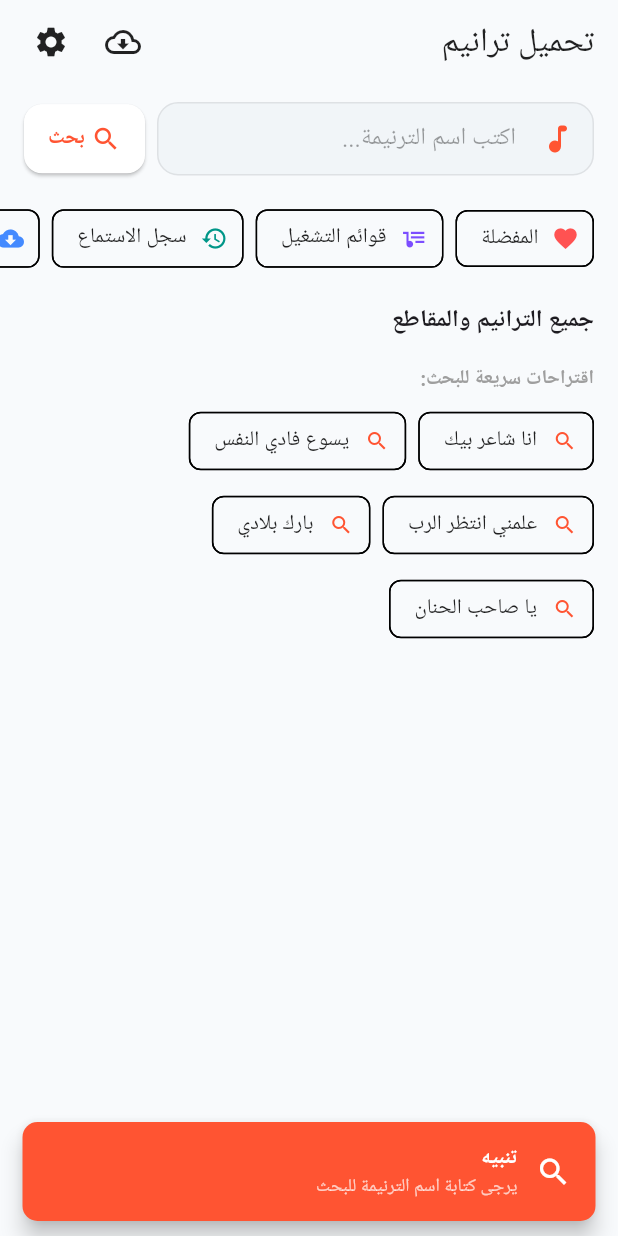
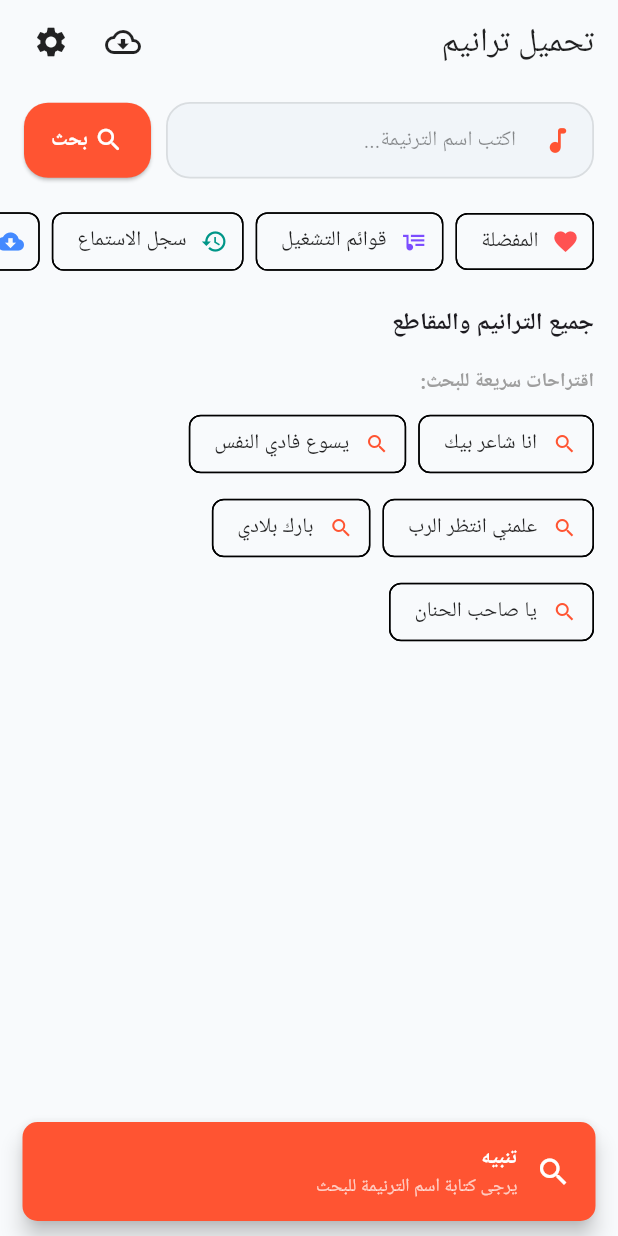
Before and after one commit to andronasef/tarneemna-app, a Flutter app: the screen it shows after launch, after a tap on "بحث", on a phone screen of 412 x 824 dp. Run offline on Flutter 3.47's test engine with Material 3 defaults, Android fonts, the phone set to English and light mode, and no system bars; drawn by our look-alikes of flutter_fadein; our stand-ins replace audio_service, firebase_analytics, firebase_core, flutter_markdown, flutter_native_splash, flutter_riverpod and 8 more; missing offline and left inert: audio_session, flutter_downloader, youtube_explode_dart, youtube_explode_webview; accounts and stored records are empty; network calls fail; Roboto replaces fonts that are missing (Cairo); statements that could not run were skipped; project files that could hold a hidden picture were left out.

Commit message:
feat(search): theme-aware search field and live recent searches
- Search field and button follow the active theme (fill, borders, accent).
- Recent searches refresh immediately after a search or "clear".
- Result subtitle no longer shows a dangling separator when the author or
  duration is empty.
- Remove the Riverpod search history provider and the unused Arabic
  normalization helpers (and their tests); main() inits the history service
  directly and starts the YouTube resolver through YouTubeAudioResolver.

Co-Authored-By: Claude Sonnet 5.5 <noreply@anthropic.com>

```diff
--- a/lib/main.dart
+++ b/lib/main.dart
@@ -17,13 +17,12 @@ import 'features/downloads/presentation/providers/download_providers.dart';
 import 'features/hymns/data/sources/local_hymn_cache.dart';
 import 'features/library/data/sources/personal_library_service.dart';
 import 'features/library/presentation/providers/library_providers.dart';
-import 'features/search/data/sources/search_history_service.dart';
-import 'features/search/presentation/providers/search_providers.dart';
 import 'features/settings/data/sources/settings_service.dart';
 import 'features/settings/presentation/providers/settings_providers.dart';
 import 'firebase_options.dart';
+import 'features/search/data/sources/search_history_service.dart';
+import 'features/youtube/data/sources/youtube_audio_resolver.dart';
 import 'player.dart';
-import 'tarnemma.dart';
 
 Future<void> main(List<String> args) async {
   WidgetsBinding widgetsBinding = WidgetsFlutterBinding.ensureInitialized();
@@ -42,8 +41,7 @@ Future<void> main(List<String> args) async {
   final personalLibraryService = PersonalLibraryService();
   await personalLibraryService.init();
 
-  final searchHistoryService = SearchHistoryService();
-  await searchHistoryService.init();
+  await SearchHistoryService().init();
 
   final settingsService = SettingsService();
   await settingsService.init();
@@ -70,7 +68,7 @@ Future<void> main(List<String> args) async {
   await FlutterDownloader.initialize(debug: kDebugMode);
 
   // YouTube JS solver boots a WebView; don't block first frame on it.
-  unawaited(initYoutubeExplode());
+  unawaited(YouTubeAudioResolver.init());
 
   runApp(
     ProviderScope(
@@ -78,7 +76,6 @@ Future<void> main(List<String> args) async {
         localHymnCacheProvider.overrideWithValue(localHymnCache),
         offlineStorageServiceProvider.overrideWithValue(offlineStorageService),
         personalLibraryServiceProvider.overrideWithValue(personalLibraryService),
-        searchHistoryServiceProvider.overrideWithValue(searchHistoryService),
         settingsServiceProvider.overrideWithValue(settingsService),
         audioHandlerProvider.overrideWithValue(audioHandler),
       ],
--- a/lib/screens/home/home_controller.dart
+++ b/lib/screens/home/home_controller.dart
@@ -12,6 +12,7 @@ import '../../tarnemma.dart';
 import '../../widgets/snackbar.dart';
 
 class HomeController extends GetxController {
+  final RxInt recentSearchTick = 0.obs;
   final RxList<Tarnemma> traneem = <Tarnemma>[].obs;
   late final TextEditingController songText;
   final RxString songTextObs = "".obs;
@@ -45,6 +46,11 @@ class HomeController extends GetxController {
     if (queryText.length >= 2) {
       _debounceTimer = Timer(const Duration(milliseconds: 600), () {
         query(queryText);
+  Future<void> clearRecentSearches() async {
+    await _searchHistoryService.clearAll();
+    recentSearchTick.value++;
+  }
+
       });
     }
   }
@@ -69,7 +75,8 @@ class HomeController extends GetxController {
     try {
       if (kDebugMode) print("Querying YouTube for: $queryText");
       // Record query in search history
-      _searchHistoryService.addQuery(queryText);
+      await _searchHistoryService.addQuery(queryText);
+      recentSearchTick.value++;
       final results = await Tarnemma.search(queryText);
       if (kDebugMode) print("Results received: ${results.length}");
       traneem.assignAll(results);
--- a/lib/screens/home/widgets/tarnema_search.dart
+++ b/lib/screens/home/widgets/tarnema_search.dart
@@ -18,9 +18,27 @@ class TarnemaSearch extends StatelessWidget {
 
   @override
   Widget build(BuildContext context) {
+    final theme = Theme.of(context);
+    final isDark = theme.brightness == Brightness.dark;
+    final isOled = theme.scaffoldBackgroundColor == Colors.black;
+
+    // Distinct container background for high visibility across all themes
+    final fillColor = isOled
+        ? const Color(0xFF161616)
+        : isDark
+            ? const Color(0xFF1E293B)
+            : const Color(0xFFF1F5F9);
+
+    final borderColor = isOled
+        ? Colors.white.withValues(alpha: 0.16)
+        : isDark
+            ? Colors.white.withValues(alpha: 0.14)
+            : Colors.black.withValues(alpha: 0.10);
+
     return Padding(
       padding: const EdgeInsets.symmetric(horizontal: 16.0, vertical: 8.0),
       child: Row(
+        crossAxisAlignment: CrossAxisAlignment.center,
         children: [
           Expanded(
             child: TextField(
@@ -28,10 +46,21 @@ class TarnemaSearch extends StatelessWidget {
               textInputAction: TextInputAction.search,
               onChanged: controller.onSearchChanged,
               onSubmitted: (_) => _performSearch(context),
+              style: TextStyle(
+                fontSize: 15,
+                color: theme.colorScheme.onSurface,
+              ),
               decoration: InputDecoration(
                 hintText: "اكتب اسم الترنيمة...",
-                hintStyle: const TextStyle(color: Colors.black38),
-                prefixIcon: const Icon(Icons.music_note_rounded),
+                hintStyle: TextStyle(
+                  color: isDark ? Colors.white38 : Colors.black45,
+                  fontSize: 14,
+                ),
+                prefixIcon: Icon(
+                  Icons.music_note_rounded,
+                  color: theme.colorScheme.primary,
+                  size: 22,
+                ),
                 suffixIcon: Obx(
                   () => controller.songTextObs.value.isNotEmpty
                       ? IconButton(
@@ -39,43 +68,61 @@ class TarnemaSearch extends StatelessWidget {
                             controller.songText.clear();
                             controller.traneem.clear();
                           },
-                          icon: const Icon(Icons.clear),
+                          icon: const Icon(Icons.clear_rounded, size: 20),
                           tooltip: "مسح",
                         )
                       : const SizedBox.shrink(),
                 ),
                 filled: true,
-                fillColor: Theme.of(context)
-                    .colorScheme
-                    .surfaceContainerHighest
-                    .withValues(alpha: 0.3),
+                fillColor: fillColor,
                 contentPadding: const EdgeInsets.symmetric(
-                    horizontal: 16.0, vertical: 12.0),
+                  horizontal: 16.0,
+                  vertical: 14.0,
+                ),
+                enabledBorder: OutlineInputBorder(
+                  borderRadius: BorderRadius.circular(16),
+                  borderSide: BorderSide(
+                    color: borderColor,
+                    width: 1.2,
+                  ),
+                ),
+                focusedBorder: OutlineInputBorder(
+                  borderRadius: BorderRadius.circular(16),
+                  borderSide: BorderSide(
+                    color: theme.colorScheme.primary,
+                    width: 1.8,
+                  ),
+                ),
                 border: OutlineInputBorder(
-                  borderRadius: BorderRadius.circular(12),
-                  borderSide: BorderSide.none,
+                  borderRadius: BorderRadius.circular(16),
+                  borderSide: BorderSide(
+                    color: borderColor,
+                    width: 1.2,
+                  ),
                 ),
               ),
             ),
           ),
-          const SizedBox(width: 8),
+          const SizedBox(width: 10),
           ElevatedButton(
             style: ElevatedButton.styleFrom(
-              padding:
-                  const EdgeInsets.symmetric(horizontal: 16, vertical: 13),
+              backgroundColor: theme.colorScheme.primary,
+              foregroundColor: theme.colorScheme.onPrimary,
+              elevation: isDark ? 0 : 1,
+              padding: const EdgeInsets.symmetric(horizontal: 18, vertical: 15),
               shape: RoundedRectangleBorder(
-                borderRadius: BorderRadius.circular(12),
+                borderRadius: BorderRadius.circular(16),
               ),
             ),
             onPressed: () => _performSearch(context),
             child: const Row(
               mainAxisSize: MainAxisSize.min,
               children: [
-                Icon(Icons.search, size: 20),
+                Icon(Icons.search_rounded, size: 20),
                 SizedBox(width: 4),
                 Text(
                   "بحث",
-                  style: TextStyle(fontWeight: FontWeight.bold),
+                  style: TextStyle(fontWeight: FontWeight.bold, fontSize: 14),
                 ),
               ],
             ),
--- a/lib/utils/analytics.dart
+++ b/lib/utils/analytics.dart
@@ -3,5 +3,3 @@ import 'package:firebase_analytics/firebase_analytics.dart';
 FirebaseAnalytics analytics = FirebaseAnalytics.instance;
 FirebaseAnalyticsObserver analyticsObserver =
     FirebaseAnalyticsObserver(analytics: analytics);
-
-void logEvent(String event) => analytics.logEvent(name: event);
```
Also changed, not shown: lib/features/search/data/sources/search_history_service.dart (+0 -26 lines), lib/features/search/presentation/providers/search_providers.dart (deleted, +0 -45 lines), lib/screens/home/widgets/tarneem_list.dart (+5 -7 lines), 1 other file.
